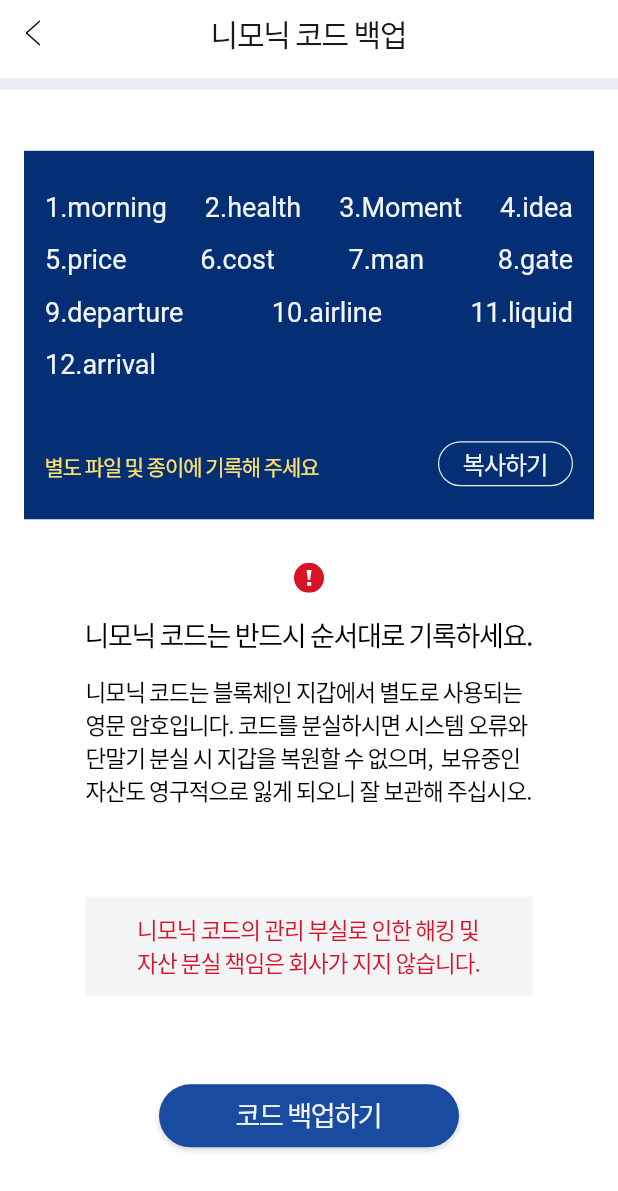
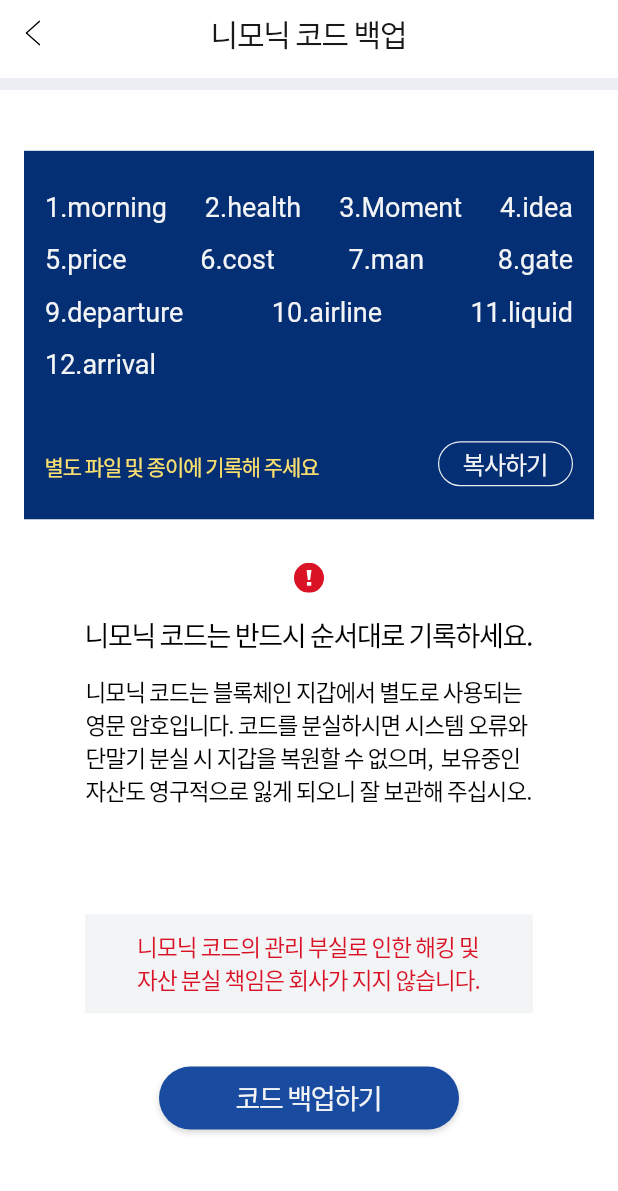
Before and after one commit to dddog/road_mempany, a Flutter app: the MnemonicCodeScreen screen opened directly, on a phone screen of 412 x 824 dp. Shown: the top 1191 px of the screen. Run offline on Flutter 3.47's test engine with Material 2 defaults, Android fonts, the phone set to English and light mode, and no system bars; our stand-ins replace dots_indicator, flutter_svg, google_fonts; Roboto replaces fonts that are missing (Noto Sans CJK KR).

Commit message:
니모닉코드백업화면 : 코드 복사 기능 및 여백 비율 적용

```diff
--- a/lib/screens/mnemonic/mnemonic_code_screen.dart
+++ b/lib/screens/mnemonic/mnemonic_code_screen.dart
@@ -1,6 +1,8 @@
 import 'package:flutter/material.dart';
+import 'package:flutter/services.dart';
 import 'package:flutter_svg/flutter_svg.dart';
 import 'package:road_mempany/constants/fonts.dart';
+import 'package:road_mempany/utils/widget_util.dart';
 import 'package:road_mempany/widgets/enable_button.dart';
 import 'package:road_mempany/widgets/sm_button.dart';
 
@@ -96,7 +98,22 @@ class _MnemonicCodeScreenState extends State<MnemonicCodeScreen> {
                           ),
                         ),
                       ),
-                      const SmButton(text: '복사하기'),
+                      GestureDetector(
+                        onTap: () {
+                          Clipboard.setData(
+                            ClipboardData(
+                              text: _codeList
+                                  .asMap()
+                                  .entries
+                                  .map((e) => '${e.key + 1}.${e.value}')
+                                  .toList()
+                                  .join(', '),
+                            ),
+                          );
+                          showSnackBar(content: '복사 완료', context: context);
+                        },
+                        child: const SmButton(text: '복사하기'),
+                      ),
                     ],
                   ),
                 ],
@@ -134,7 +151,9 @@ class _MnemonicCodeScreenState extends State<MnemonicCodeScreen> {
               ),
             ),
 
-            const Spacer(),
+            const Spacer(
+              flex: 2,
+            ),
 
             Container(
               padding: const EdgeInsets.symmetric(
@@ -153,16 +172,23 @@ class _MnemonicCodeScreenState extends State<MnemonicCodeScreen> {
             // SizedBox(
             //   height: _height * 0.0492,
             // ),
-            const Spacer(),
+            const Spacer(
+              flex: 1,
+            ),
 
-            const EnableButton(
-              text: '코드 백업하기',
+            GestureDetector(
+              onTap: () {},
+              child: const EnableButton(
+                text: '코드 백업하기',
+              ),
             ),
 
             // SizedBox(
             //   height: _height * 0.0704,
             // ),
-            const Spacer(),
+            const Spacer(
+              flex: 2,
+            ),
           ],
         ),
       ),
--- a/lib/utils/widget_util.dart
+++ b/lib/utils/widget_util.dart
@@ -17,3 +17,18 @@ Route createUpDownRoute(Widget nextScreen) {
     },
   );
 }
+
+showSnackBar({
+  required String content,
+  int milliseconds = 1000,
+  required BuildContext context,
+}) {
+  ScaffoldMessenger.of(context).showSnackBar(
+    SnackBar(
+      content: Text(content),
+      duration: Duration(
+        milliseconds: milliseconds,
+      ),
+    ),
+  );
+}
```
